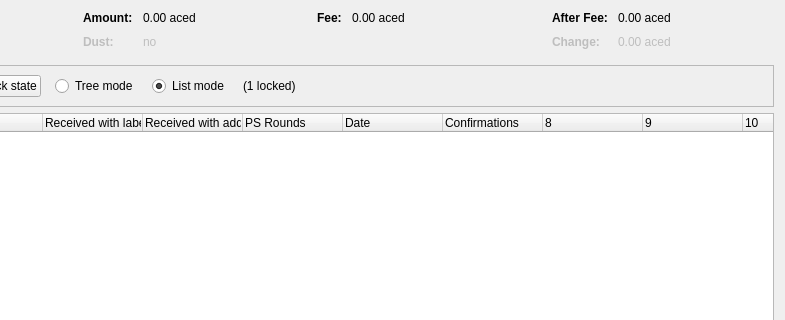
Old version of the form src/qt/forms/coincontroldialog.ui in the repository Acedcoin/AceD; both pictures show x 169 to 954 and y 0 to 320 of the 954 by 500 pixel window.
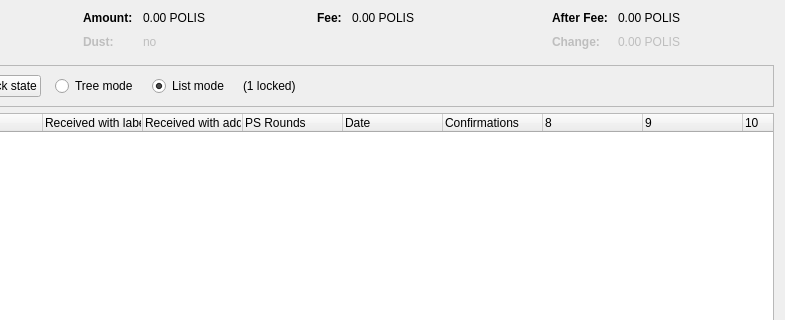
New version of the form. Custom widgets are drawn as their Qt base class.

What changed in the file:
```diff
--- a/src/qt/forms/coincontroldialog.ui
+++ b/src/qt/forms/coincontroldialog.ui
@@ -132,7 +132,7 @@
           <enum>Qt::ActionsContextMenu</enum>
          </property>
          <property name="text">
-          <string notr="true">0.00 aced</string>
+          <string notr="true">0.00 POLIS</string>
          </property>
          <property name="textInteractionFlags">
           <set>Qt::LinksAccessibleByMouse|Qt::TextSelectableByKeyboard|Qt::TextSelectableByMouse</set>
@@ -212,7 +212,7 @@
           <enum>Qt::ActionsContextMenu</enum>
          </property>
          <property name="text">
-          <string notr="true">0.00 aced</string>
+          <string notr="true">0.00 POLIS</string>
          </property>
          <property name="textInteractionFlags">
           <set>Qt::LinksAccessibleByMouse|Qt::TextSelectableByKeyboard|Qt::TextSelectableByMouse</set>
@@ -257,7 +257,7 @@
           <enum>Qt::ActionsContextMenu</enum>
          </property>
          <property name="text">
-          <string notr="true">0.00 aced</string>
+          <string notr="true">0.00 POLIS</string>
          </property>
          <property name="textInteractionFlags">
           <set>Qt::LinksAccessibleByMouse|Qt::TextSelectableByKeyboard|Qt::TextSelectableByMouse</set>
@@ -292,7 +292,7 @@
           <enum>Qt::ActionsContextMenu</enum>
          </property>
          <property name="text">
-          <string notr="true">0.00 aced</string>
+          <string notr="true">0.00 POLIS</string>
          </property>
          <property name="textInteractionFlags">
           <set>Qt::LinksAccessibleByMouse|Qt::TextSelectableByKeyboard|Qt::TextSelectableByMouse</set>
```
